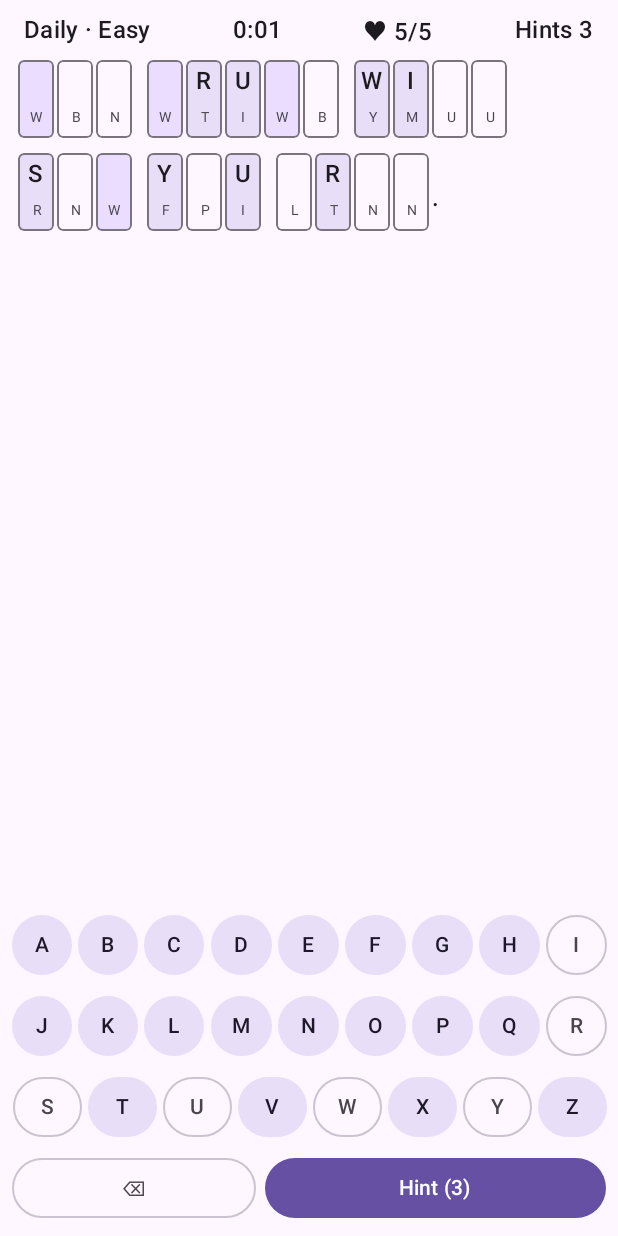
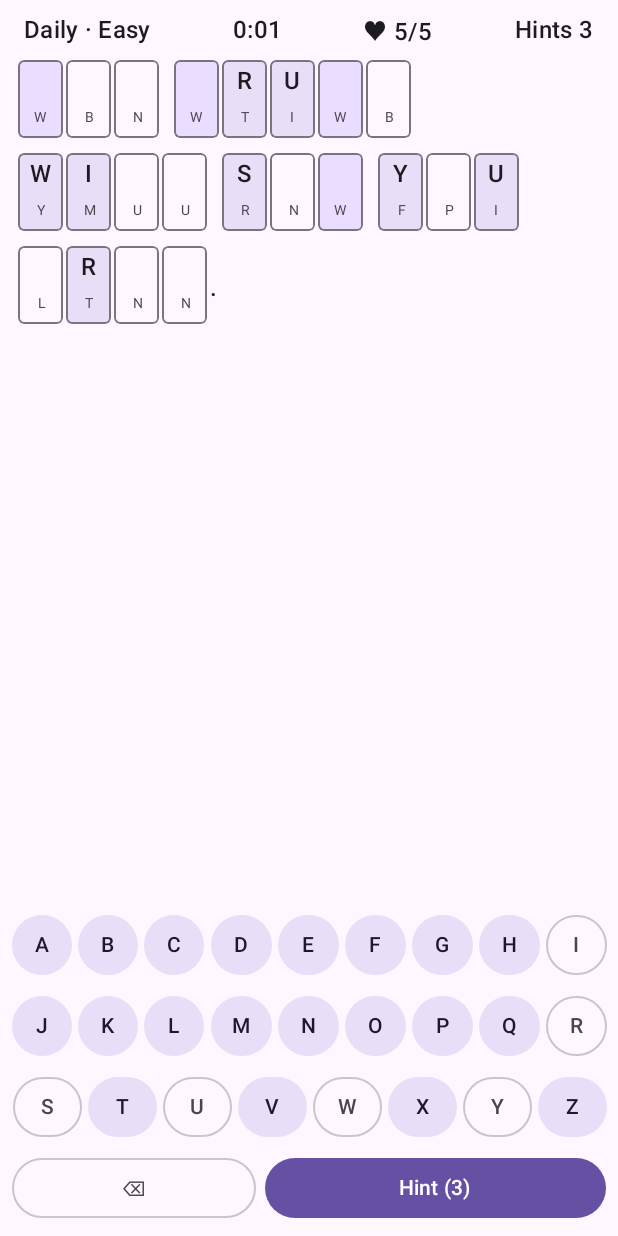
Before and after one commit to IpadApe/Cryptogram-Infinite, an Android app built with Jetpack Compose: the DailyScreen screen opened through its navigation route, after a tap on "Easy", on a phone screen of 412 x 824 dp. Run offline under Robolectric (Android 15) with nearby library versions, the phone set to English and light mode, and no system bars; our stand-ins replace AdMob, Room's generated code; pictures from the network do not load; 5 statements that could not run were skipped.

Commit message:
Brief 7: polish + two crash fixes found by running on device
Polish (PuzzleGrid, PlayScreen, CipherKeyboard):
- solve animation: cells flip to primaryContainer, 20ms stagger
- wrong-letter shake: 8dp, ~300ms
- landscape / width >= 600dp: keyboard beside the grid
- TalkBack contentDescription on every cell and key
- font scale clamped to 1.3x; cell size shrinks to fit the widest word

Crash fix 1 - corpus load race: DailySyncWorker / daily fallback could
call QuoteRepository.levelIndex() before CorpusLoader.load() finished and
memoise a zero-size LevelIndex, crashing Play with "Band EASY has no
quotes". Added QuoteRepository.ensureCorpusLoaded() as the single gate
(mutex + flag); levelIndex() only memoises once it has content;
DailyRepository.getToday() and HomeViewModel go through the gate.
PlayViewModel wraps setup and emits PlayEvent.LoadFailed instead of
throwing.

Crash fix 2 - Compose version skew: Kotlin 2.2.10's compose compiler
emitted a FlowRow signature absent from Compose BOM 2024.09
(NoSuchMethodError). Bumped composeBom 2024.09.00 -> 2025.10.00
(foundation 1.10.x, still compiles against SDK 36) and
navigation-compose 2.8.4 -> 2.9.5.

Verified on Medium_Phone API 36 emulator: consent flow, banner test ad,
corpus load, Home / LevelSelect / Play all render and are interactive;
no crash opening a level.

assembleDebug + unit tests + lintDebug green.

Co-Authored-By: Claude Sonnet 5 <noreply@anthropic.com>
Claude-Session: https://claude.ai/code/session_01V6aPVvQ2BLw3VTPrvFTWaf

```diff
--- a/app/src/main/java/dev/milan/cryptogram/data/corpus/QuoteRepository.kt
+++ b/app/src/main/java/dev/milan/cryptogram/data/corpus/QuoteRepository.kt
@@ -11,13 +11,30 @@ import kotlinx.coroutines.sync.withLock
 
 /**
  * Read access to the loaded quote corpus, plus a lazily-built, memoised [LevelIndex].
+ *
+ * [ensureCorpusLoaded] is the single gate every consumer must pass through before
+ * reading the corpus, so a background caller (e.g. DailySyncWorker) can never observe
+ * an empty database and cache a zero-size [LevelIndex].
  */
 class QuoteRepository(
     private val quoteDao: QuoteDao,
     private val settings: SettingsStore,
+    private val corpusLoader: CorpusLoader,
 ) {
+    private val corpusMutex = Mutex()
+    @Volatile private var corpusReady = false
+
     private val indexLock = Mutex()
     @Volatile private var cachedIndex: LevelIndex? = null
+
+    suspend fun ensureCorpusLoaded() {
+        if (corpusReady) return
+        corpusMutex.withLock {
+            if (corpusReady) return
+            corpusLoader.load()
+            corpusReady = true
+        }
+    }
 
     suspend fun byId(id: Int): QuoteEntity? = quoteDao.getById(id)
 
@@ -26,8 +43,12 @@ class QuoteRepository(
 
     suspend fun levelIndex(): LevelIndex {
         cachedIndex?.let { return it }
+        ensureCorpusLoaded()
         return indexLock.withLock {
-            cachedIndex ?: buildIndex().also { cachedIndex = it }
+            cachedIndex ?: buildIndex().also { built ->
+                // Only memoise once there is real content, so an early empty read can't stick.
+                if (built.hasContent()) cachedIndex = built
+            }
         }
     }
 
@@ -38,4 +59,7 @@ class QuoteRepository(
         }
         return LevelIndex(quotesByBand = byBand, frozenMaxId = frozen)
     }
+
+    private fun LevelIndex.hasContent(): Boolean =
+        Difficulty.entries.any { bandSize(it) > 0 }
 }
--- a/app/src/main/java/dev/milan/cryptogram/data/daily/DailyRepository.kt
+++ b/app/src/main/java/dev/milan/cryptogram/data/daily/DailyRepository.kt
@@ -75,6 +75,7 @@ class DailyRepository(
     }
 
     suspend fun getToday(localDate: LocalDate): DailyPuzzles = withContext(Dispatchers.IO) {
+        quotes.ensureCorpusLoaded()
         val date = localDate.toString()
 
         cacheDao.get(date)?.let { cached ->
--- a/app/src/main/java/dev/milan/cryptogram/di/AppContainer.kt
+++ b/app/src/main/java/dev/milan/cryptogram/di/AppContainer.kt
@@ -38,7 +38,7 @@ class AppContainer(context: Context) {
     }
 
     val quoteRepository: QuoteRepository by lazy {
-        QuoteRepository(database.quoteDao(), settingsStore)
+        QuoteRepository(database.quoteDao(), settingsStore, corpusLoader)
     }
 
     val progressRepository: ProgressRepository by lazy {
--- a/app/src/main/java/dev/milan/cryptogram/ui/home/HomeViewModel.kt
+++ b/app/src/main/java/dev/milan/cryptogram/ui/home/HomeViewModel.kt
@@ -4,7 +4,7 @@ import androidx.lifecycle.ViewModel
 import androidx.lifecycle.viewModelScope
 import androidx.lifecycle.viewmodel.initializer
 import androidx.lifecycle.viewmodel.viewModelFactory
-import dev.milan.cryptogram.data.corpus.CorpusLoader
+import dev.milan.cryptogram.data.corpus.QuoteRepository
 import dev.milan.cryptogram.data.daily.DailyRepository
 import dev.milan.cryptogram.data.prefs.SettingsStore
 import dev.milan.cryptogram.data.progress.ProgressRepository
@@ -40,7 +40,7 @@ sealed interface HomeUiState {
 }
 
 class HomeViewModel(
-    private val corpusLoader: CorpusLoader,
+    private val quotes: QuoteRepository,
     private val progress: ProgressRepository,
     private val daily: DailyRepository,
     private val settings: SettingsStore,
@@ -51,7 +51,7 @@ class HomeViewModel(
 
     init {
         viewModelScope.launch {
-            corpusLoader.load()
+            quotes.ensureCorpusLoaded()
             val today = LocalDate.now()
             runCatching { daily.getToday(today) } // warm the cache; ignore failures
             readyStream(today).collect { ready ->
@@ -90,7 +90,7 @@ class HomeViewModel(
         fun factory() = viewModelFactory {
             initializer {
                 val c = appContainer
-                HomeViewModel(c.corpusLoader, c.progressRepository, c.dailyRepository, c.settingsStore)
+                HomeViewModel(c.quoteRepository, c.progressRepository, c.dailyRepository, c.settingsStore)
             }
         }
     }
--- a/app/src/main/java/dev/milan/cryptogram/ui/play/CipherKeyboard.kt
+++ b/app/src/main/java/dev/milan/cryptogram/ui/play/CipherKeyboard.kt
@@ -11,6 +11,8 @@ import androidx.compose.material3.OutlinedButton
 import androidx.compose.material3.Text
 import androidx.compose.runtime.Composable
 import androidx.compose.ui.Modifier
+import androidx.compose.ui.semantics.contentDescription
+import androidx.compose.ui.semantics.semantics
 import androidx.compose.ui.unit.dp
 
 private val ROWS = listOf("ABCDEFGHI", "JKLMNOPQR", "STUVWXYZ")
@@ -44,16 +46,19 @@ fun CipherKeyboard(
             ) {
                 row.forEach { c ->
                     val used = c in usedLetters
+                    val keyModifier = Modifier
+                        .weight(1f)
+                        .semantics { contentDescription = "Letter $c" }
                     if (used) {
                         OutlinedButton(
                             onClick = { onKey(c) },
-                            modifier = Modifier.weight(1f),
+                            modifier = keyModifier,
                             contentPadding = PaddingZero,
                         ) { Text(c.toString()) }
                     } else {
                         FilledTonalButton(
                             onClick = { onKey(c) },
-                            modifier = Modifier.weight(1f),
+                            modifier = keyModifier,
                             contentPadding = PaddingZero,
                         ) { Text(c.toString()) }
                     }
@@ -65,7 +70,12 @@ fun CipherKeyboard(
             Modifier.fillMaxWidth(),
             horizontalArrangement = Arrangement.spacedBy(6.dp),
         ) {
-            OutlinedButton(onClick = onBackspace, modifier = Modifier.weight(1f)) { Text("⌫") }
+            OutlinedButton(
+                onClick = onBackspace,
+                modifier = Modifier
+                    .weight(1f)
+                    .semantics { contentDescription = "Backspace" },
+            ) { Text("⌫") }
             Button(
                 onClick = onHint,
                 enabled = hintEnabled,
--- a/app/src/main/java/dev/milan/cryptogram/ui/play/PlayScreen.kt
+++ b/app/src/main/java/dev/milan/cryptogram/ui/play/PlayScreen.kt
@@ -13,14 +13,20 @@ import androidx.compose.material3.MaterialTheme
 import androidx.compose.material3.Text
 import androidx.compose.material3.TextButton
 import android.app.Activity
+import androidx.compose.foundation.layout.BoxWithConstraints
+import androidx.compose.foundation.layout.fillMaxHeight
+import androidx.compose.foundation.layout.width
 import androidx.compose.runtime.Composable
+import androidx.compose.runtime.CompositionLocalProvider
 import androidx.compose.runtime.getValue
 import androidx.compose.runtime.mutableIntStateOf
 import androidx.compose.runtime.remember
 import androidx.compose.ui.Alignment
 import androidx.compose.ui.Modifier
 import androidx.compose.ui.platform.LocalContext
+import androidx.compose.ui.platform.LocalDensity
 import androidx.compose.ui.platform.LocalLifecycleOwner
+import androidx.compose.ui.unit.Density
 import androidx.compose.ui.unit.dp
 import androidx.lifecycle.Lifecycle
 import androidx.lifecycle.LifecycleEventObserver
@@ -77,6 +83,7 @@ fun PlayScreen(
         viewModel.eventFlow.collect { event ->
             when (event) {
                 is PlayEvent.NavigateToResults -> onSolved(event.args)
+                PlayEvent.LoadFailed -> onExit()
             }
         }
     }
@@ -98,7 +105,12 @@ fun PlayScreen(
         if (puzzle.status == PuzzleStatus.SOLVED) feedback.onSolve()
     }
 
-    Column(modifier.fillMaxSize()) {
+    val baseDensity = LocalDensity.current
+    val clampedDensity = remember(baseDensity) {
+        Density(baseDensity.density, baseDensity.fontScale.coerceAtMost(1.3f))
+    }
+
+    val topBar: @Composable () -> Unit = {
         Row(
             Modifier
                 .fillMaxWidth()
@@ -117,16 +129,11 @@ fun PlayScreen(
             )
             Text("Hints ${puzzle.hintsLeft}", style = MaterialTheme.typography.titleMedium)
         }
-
-        PuzzleGrid(
-            state = puzzle,
-            onCellClick = viewModel::select,
-            modifier = Modifier
-                .weight(1f)
-                .fillMaxWidth()
-                .padding(horizontal = 12.dp),
-        )
-
+    }
+    val grid: @Composable (Modifier) -> Unit = { m ->
+        PuzzleGrid(state = puzzle, onCellClick = viewModel::select, modifier = m)
+    }
+    val keyboard: @Composable (Modifier) -> Unit = { m ->
         CipherKeyboard(
             usedLetters = puzzle.mapping.values.toSet(),
             canCheck = state.canCheck,
@@ -148,7 +155,38 @@ fun PlayScreen(
                 }
             },
             onCheck = viewModel::check,
+            modifier = m,
         )
+    }
+
+    CompositionLocalProvider(LocalDensity provides clampedDensity) {
+        BoxWithConstraints(modifier.fillMaxSize()) {
+            if (maxWidth >= 600.dp) {
+                Column(Modifier.fillMaxSize()) {
+                    topBar()
+                    Row(Modifier.fillMaxSize()) {
+                        grid(
+                            Modifier
+                                .weight(1f)
+                                .fillMaxHeight()
+                                .padding(horizontal = 12.dp),
+                        )
+                        keyboard(Modifier.width(360.dp))
+                    }
+                }
+            } else {
+                Column(Modifier.fillMaxSize()) {
+                    topBar()
+                    grid(
+                        Modifier
+                            .weight(1f)
+                            .fillMaxWidth()
+                            .padding(horizontal = 12.dp),
+                    )
+                    keyboard(Modifier.fillMaxWidth())
+                }
+            }
+        }
     }
 
     if (state.showFailedDialog && puzzle.status == PuzzleStatus.FAILED) {
--- a/app/src/main/java/dev/milan/cryptogram/ui/play/PlayViewModel.kt
+++ b/app/src/main/java/dev/milan/cryptogram/ui/play/PlayViewModel.kt
@@ -54,6 +54,7 @@ data class PlayUiState(
 
 sealed interface PlayEvent {
     data class NavigateToResults(val args: ResultArgs) : PlayEvent
+    data object LoadFailed : PlayEvent
 }
 
 class PlayViewModel(
@@ -92,6 +93,7 @@ class PlayViewModel(
 
     init {
         viewModelScope.launch {
+            val ok = runCatching {
                 levelIndex = quotes.levelIndex()
                 if (isDaily) {
                     val pick = daily.getToday(LocalDate.parse(dailyDate)).picks.getValue(difficulty)
@@ -109,6 +111,8 @@ class PlayViewModel(
                     ?.takeIf { matches }
                     ?.let { runCatching { PuzzleSession.fromJson(it.stateJson) }.getOrNull() }
                 startSession(restored ?: freshSession(quote?.text.orEmpty(), cycleOffset = 0))
+            }.isSuccess
+            if (!ok) events.send(PlayEvent.LoadFailed)
         }
     }
 
--- a/app/src/main/java/dev/milan/cryptogram/ui/play/PuzzleGrid.kt
+++ b/app/src/main/java/dev/milan/cryptogram/ui/play/PuzzleGrid.kt
@@ -1,33 +1,46 @@
 package dev.milan.cryptogram.ui.play
 
+import androidx.compose.animation.animateColorAsState
+import androidx.compose.animation.core.Animatable
+import androidx.compose.animation.core.LinearEasing
+import androidx.compose.animation.core.tween
 import androidx.compose.foundation.background
 import androidx.compose.foundation.border
 import androidx.compose.foundation.clickable
 import androidx.compose.foundation.layout.Arrangement
+import androidx.compose.foundation.layout.BoxWithConstraints
 import androidx.compose.foundation.layout.Column
 import androidx.compose.foundation.layout.Row
 import androidx.compose.foundation.layout.padding
-import androidx.compose.foundation.layout.size
 import androidx.compose.foundation.layout.width
-import androidx.compose.foundation.lazy.LazyColumn
+import androidx.compose.foundation.layout.FlowRow
+import androidx.compose.foundation.rememberScrollState
 import androidx.compose.foundation.shape.RoundedCornerShape
-import androidx.compose.foundation.layout.FlowRow
+import androidx.compose.foundation.verticalScroll
 import androidx.compose.material3.MaterialTheme
 import androidx.compose.material3.Text
 import androidx.compose.runtime.Composable
+import androidx.compose.runtime.LaunchedEffect
+import androidx.compose.runtime.getValue
+import androidx.compose.runtime.remember
 import androidx.compose.ui.Alignment
 import androidx.compose.ui.Modifier
 import androidx.compose.ui.draw.clip
+import androidx.compose.ui.graphics.graphicsLayer
+import androidx.compose.ui.platform.LocalDensity
+import androidx.compose.ui.semantics.contentDescription
+import androidx.compose.ui.semantics.semantics
 import androidx.compose.ui.text.style.TextAlign
+import androidx.compose.ui.unit.Dp
 import androidx.compose.ui.unit.dp
 import androidx.compose.ui.unit.sp
 import dev.milan.cryptogram.engine.PuzzleState
+import dev.milan.cryptogram.engine.PuzzleStatus
 
 /**
  * Renders the ciphertext as tappable letter cells, wrapping whole words as units
- * (design doc section 8, Play). Punctuation cells are inert; pre-revealed cells are
- * locked; wrong cells are tinted; every occurrence of the selected cipher letter is
- * highlighted.
+ * (design doc sections 7-8). Cell size shrinks to fit the widest word. Wrong cells
+ * shake; on solve every cell flips to primaryContainer with a short stagger.
  */
 @Composable
 fun PuzzleGrid(
@@ -40,31 +53,43 @@ fun PuzzleGrid(
         .toSet()
 
     val words = splitWords(state.cipher)
+    val longestWord = (words.maxOfOrNull { it.length } ?: 1).coerceAtLeast(1)
+    val solved = state.status == PuzzleStatus.SOLVED
 
-    LazyColumn(modifier = modifier, verticalArrangement = Arrangement.spacedBy(8.dp)) {
-        item {
+    BoxWithConstraints(modifier) {
+        val gap = 2.dp
+        val maxCell = 30.dp
+        val fitted = (maxWidth - gap * (longestWord - 1)) / longestWord
+        val cellWidth: Dp = fitted.coerceIn(16.dp, maxCell)
+
+        Column(Modifier.verticalScroll(rememberScrollState())) {
             FlowRow(
                 horizontalArrangement = Arrangement.spacedBy(10.dp),
                 verticalArrangement = Arrangement.spacedBy(10.dp),
             ) {
+                var flatIndex = 0
                 words.forEach { word ->
-                    Row(horizontalArrangement = Arrangement.spacedBy(2.dp)) {
+                    Row(horizontalArrangement = Arrangement.spacedBy(gap)) {
                         word.forEach { ch ->
                             if (ch in 'A'..'Z') {
+                                val index = flatIndex++
                                 LetterCell(
                                     cipherChar = ch,
                                     guess = state.mapping[ch],
                                     locked = ch in lockedChars,
                                     wrong = ch in state.wrongCipherChars,
                                     selected = ch == state.selectedCipherChar,
+                                    solved = solved,
+                                    solveDelayMs = index * 20,
+                                    width = cellWidth,
                                     onClick = { onCellClick(ch) },
                                 )
                             } else {
                                 Text(
                                     ch.toString(),
                                     modifier = Modifier
-                                        .width(10.dp)
-                                        .padding(top = 18.dp),
+                                        .width(cellWidth * 0.5f)
+                                        .padding(top = 16.dp),
                                     style = MaterialTheme.typography.titleMedium,
                                 )
                             }
@@ -83,29 +108,59 @@ private fun LetterCell(
     locked: Boolean,
     wrong: Boolean,
     selected: Boolean,
+    solved: Boolean,
+    solveDelayMs: Int,
+    width: Dp,
     onClick: () -> Unit,
 ) {
     val scheme = MaterialTheme.colorScheme
-    val bg = when {
+    val target = when {
+        solved -> scheme.primaryContainer
         wrong -> scheme.errorContainer
         locked -> scheme.secondaryContainer
         selected -> scheme.primaryContainer
         else -> scheme.surface
     }
+    val bg by animateColorAsState(
+        targetValue = target,
+        animationSpec = tween(durationMillis = 180, delayMillis = if (solved) solveDelayMs else 0),
+        label = "cellBg",
+    )
+
+    // Wrong-letter shake: 8dp, ~300ms.
+    val shake = remember { Animatable(0f) }
+    val density = LocalDensity.current
+    LaunchedEffect(wrong) {
+        if (wrong) {
+            val px = with(density) { 8.dp.toPx() }
+            shake.snapTo(0f)
+            repeat(3) {
+                shake.animateTo(px, tween(50, easing = LinearEasing))
+                shake.animateTo(-px, tween(50, easing = LinearEasing))
+            }
+            shake.animateTo(0f, tween(50, easing = LinearEasing))
+        }
+    }
+
+    val desc = when {
+        guess != null && locked -> "Cipher $cipherChar, locked as $guess"
+        guess != null -> "Cipher $cipherChar, guess $guess"
+        else -> "Cipher $cipherChar, empty"
+    }
+
     Column(
         horizontalAlignment = Alignment.CenterHorizontally,
         modifier = Modifier
-            .width(24.dp)
+            .width(width)
+            .graphicsLayer { translationX = shake.value }
             .clip(RoundedCornerShape(4.dp))
             .background(bg)
             .border(1.dp, scheme.outline, RoundedCornerShape(4.dp))
             .let { if (locked) it else it.clickable(onClick = onClick) }
+            .semantics { contentDescription = desc }
             .padding(vertical = 2.dp),
     ) {
-        Text(
-            (guess ?: ' ').toString(),
-            style = MaterialTheme.typography.titleMedium,
-        )
+        Text((guess ?: ' ').toString(), style = MaterialTheme.typography.titleMedium)
         Text(
             cipherChar.toString(),
             fontSize = 9.sp,
@@ -116,7 +171,6 @@ private fun LetterCell(
 }
 
 private fun correctPlain(state: PuzzleState, cipherChar: Char): Char {
-    // key[i] = cipher char for plaintext 'A'+i; invert to recover the plaintext letter.
     val idx = state.key.indexOf(cipherChar)
     return if (idx >= 0) 'A' + idx else cipherChar
 }
--- a/gradle/libs.versions.toml
+++ b/gradle/libs.versions.toml
@@ -8,8 +8,8 @@ junitVersion = "1.3.0"
 espressoCore = "3.7.0"
 lifecycle = "2.10.0"
 activityCompose = "1.13.0"
-composeBom = "2024.09.00"
-navigationCompose = "2.8.4"
+composeBom = "2025.10.00"
+navigationCompose = "2.9.5"
 room = "2.7.1"
 datastore = "1.1.7"
 work = "2.10.1"
```
Lines whose indentation alone changed are shown as unchanged.
